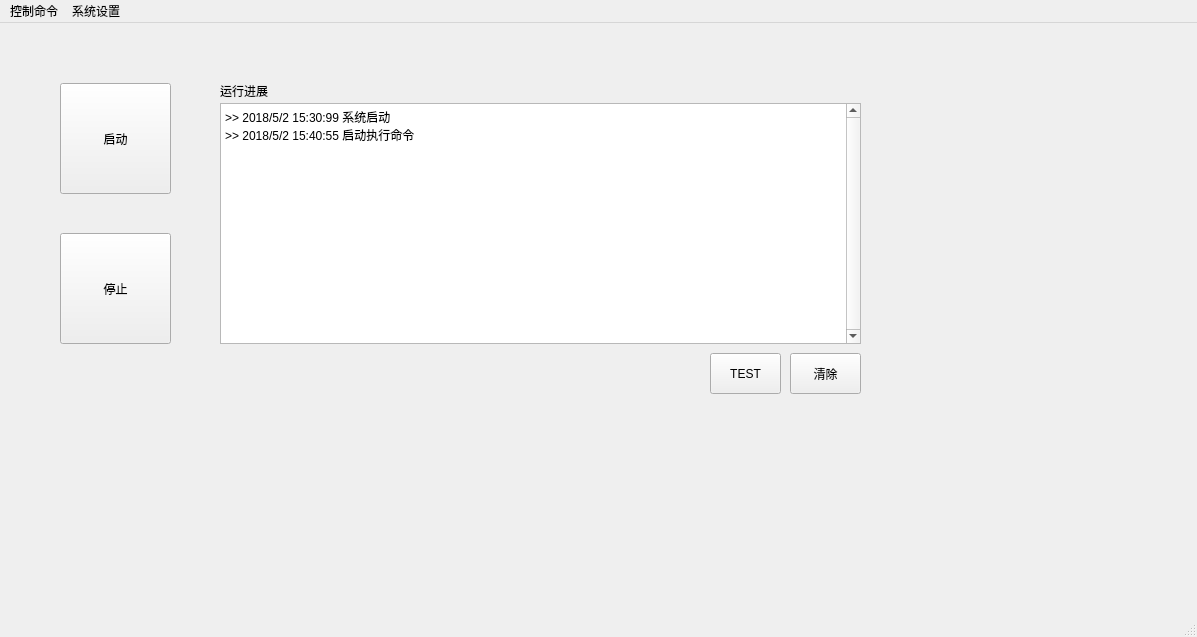
Baxianxiahai/huicloud, file cebs/form_qt/cebsMainForm.ui: the form before one commit.
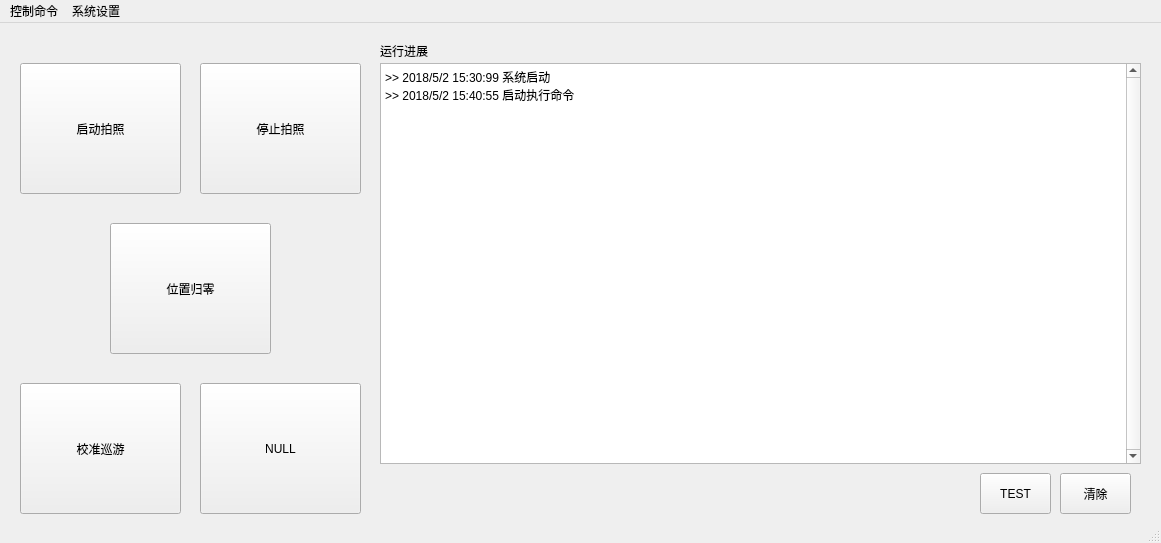
The form after the commit.

The edit to the form file:
```diff
--- a/cebs/form_qt/cebsMainForm.ui
+++ b/cebs/form_qt/cebsMainForm.ui
@@ -6,10 +6,16 @@
    <rect>
     <x>0</x>
     <y>0</y>
-    <width>1197</width>
-    <height>637</height>
+    <width>1161</width>
+    <height>543</height>
    </rect>
   </property>
+  <property name="minimumSize">
+   <size>
+    <width>1161</width>
+    <height>543</height>
+   </size>
+  </property>
   <property name="windowTitle">
    <string>CEBS SYSTEM</string>
   </property>
@@ -17,10 +23,10 @@
    <widget class="QTextEdit" name="textEdit_runProgress">
     <property name="geometry">
      <rect>
-      <x>220</x>
-      <y>80</y>
-      <width>641</width>
-      <height>241</height>
+      <x>380</x>
+      <y>40</y>
+      <width>761</width>
+      <height>401</height>
      </rect>
     </property>
     <property name="mouseTracking">
@@ -62,21 +68,21 @@
    <widget class="QPushButton" name="pushButton_ctrl_start">
     <property name="geometry">
      <rect>
-      <x>60</x>
-      <y>60</y>
-      <width>111</width>
-      <height>111</height>
+      <x>20</x>
+      <y>40</y>
+      <width>161</width>
+      <height>131</height>
      </rect>
     </property>
     <property name="text">
-     <string>启动</string>
+     <string>启动拍照</string>
     </property>
    </widget>
    <widget class="QLabel" name="label_runProgress">
     <property name="geometry">
      <rect>
-      <x>220</x>
-      <y>60</y>
+      <x>380</x>
+      <y>20</y>
       <width>261</width>
       <height>16</height>
      </rect>
@@ -88,21 +94,21 @@
    <widget class="QPushButton" name="pushButton_ctrl_stop">
     <property name="geometry">
      <rect>
-      <x>60</x>
-      <y>210</y>
-      <width>111</width>
-      <height>111</height>
+      <x>200</x>
+      <y>40</y>
+      <width>161</width>
+      <height>131</height>
      </rect>
     </property>
     <property name="text">
-     <string>停止</string>
+     <string>停止拍照</string>
     </property>
    </widget>
    <widget class="QPushButton" name="pushButton_runpg_test">
     <property name="geometry">
      <rect>
-      <x>710</x>
-      <y>330</y>
+      <x>980</x>
+      <y>450</y>
       <width>71</width>
       <height>41</height>
      </rect>
@@ -114,8 +120,8 @@
    <widget class="QPushButton" name="pushButton_runpg_clear">
     <property name="geometry">
      <rect>
-      <x>790</x>
-      <y>330</y>
+      <x>1060</x>
+      <y>450</y>
       <width>71</width>
       <height>41</height>
      </rect>
@@ -124,13 +130,52 @@
      <string>清除</string>
     </property>
    </widget>
+   <widget class="QPushButton" name="pushButton_ctrl_zero">
+    <property name="geometry">
+     <rect>
+      <x>110</x>
+      <y>200</y>
+      <width>161</width>
+      <height>131</height>
+     </rect>
+    </property>
+    <property name="text">
+     <string>位置归零</string>
+    </property>
+   </widget>
+   <widget class="QPushButton" name="pushButton_ctrl_cala">
+    <property name="geometry">
+     <rect>
+      <x>20</x>
+      <y>360</y>
+      <width>161</width>
+      <height>131</height>
+     </rect>
+    </property>
+    <property name="text">
+     <string>校准巡游</string>
+    </property>
+   </widget>
+   <widget class="QPushButton" name="pushButton_ctrl_null">
+    <property name="geometry">
+     <rect>
+      <x>200</x>
+      <y>360</y>
+      <width>161</width>
+      <height>131</height>
+     </rect>
+    </property>
+    <property name="text">
+     <string>NULL</string>
+    </property>
+   </widget>
   </widget>
   <widget class="QMenuBar" name="menubar">
    <property name="geometry">
     <rect>
      <x>0</x>
      <y>0</y>
-     <width>1197</width>
+     <width>1161</width>
      <height>23</height>
     </rect>
    </property>
```
Left out of the diff: 71 changed lines with no effect on the pictures.
